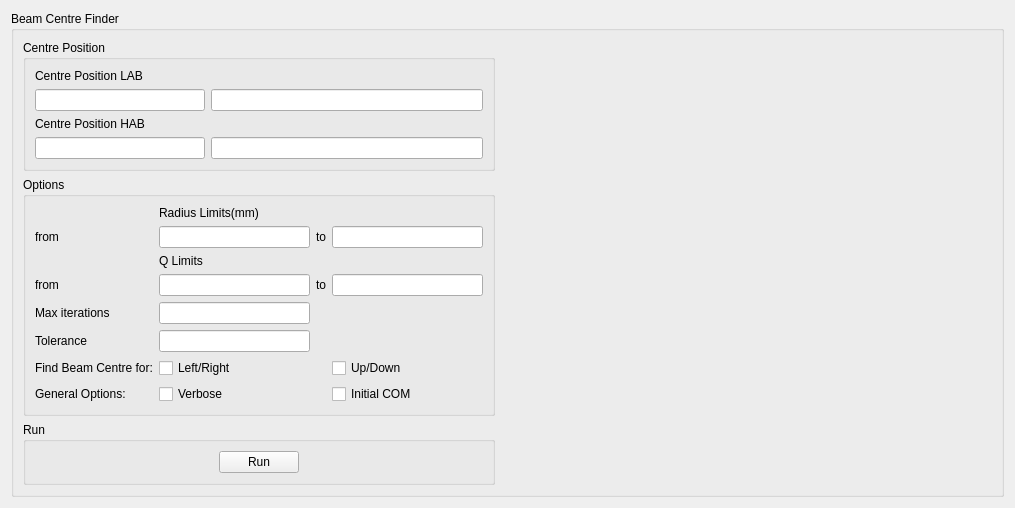
Qt form scripts/Interface/ui/sans_isis/beam_centre.ui (mantidproject/mantid) before a commit.
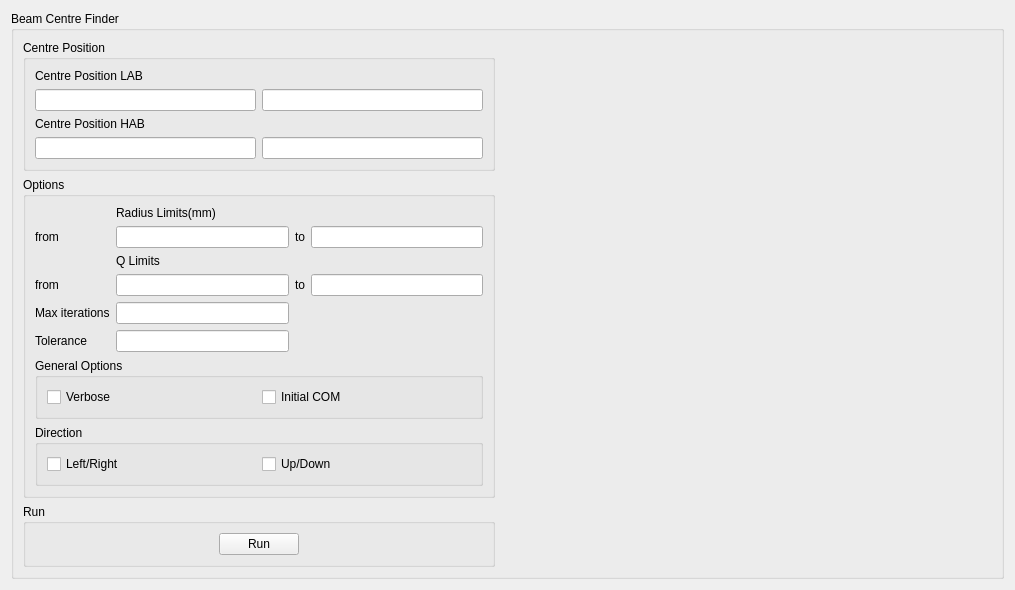
The same form after that commit.

Commit message: Re #21338 Improved tool tips

What changed in the file:
```diff
--- a/scripts/Interface/ui/sans_isis/beam_centre.ui
+++ b/scripts/Interface/ui/sans_isis/beam_centre.ui
@@ -7,7 +7,7 @@
     <x>0</x>
     <y>0</y>
     <width>1015</width>
-    <height>457</height>
+    <height>527</height>
    </rect>
   </property>
   <property name="windowTitle">
@@ -19,7 +19,7 @@
      <property name="title">
       <string>Beam Centre Finder</string>
      </property>
-     <layout class="QGridLayout" name="gridLayout_4">
+     <layout class="QGridLayout" name="gridLayout">
       <item row="0" column="0">
        <widget class="QGroupBox" name="groupBox_3">
         <property name="toolTip">
@@ -28,37 +28,37 @@
         <property name="title">
          <string>Centre Position</string>
         </property>
-        <layout class="QGridLayout" name="gridLayout">
-         <item row="3" column="0" colspan="4">
-          <widget class="QLineEdit" name="hab_pos_1_line_edit"/>
-         </item>
-         <item row="1" column="0" colspan="4">
-          <widget class="QLineEdit" name="lab_pos_1_line_edit"/>
-         </item>
-         <item row="0" column="0" colspan="2">
+        <layout class="QGridLayout" name="gridLayout_4">
+         <item row="0" column="0">
           <widget class="QLabel" name="lab_centre_label">
            <property name="text">
             <string>Centre Position LAB</string>
            </property>
           </widget>
          </item>
-         <item row="1" column="4">
+         <item row="1" column="0">
+          <widget class="QLineEdit" name="lab_pos_1_line_edit"/>
+         </item>
+         <item row="1" column="1">
           <widget class="QLineEdit" name="lab_pos_2_line_edit"/>
          </item>
-         <item row="3" column="4">
-          <widget class="QLineEdit" name="hab_pos_2_line_edit"/>
-         </item>
-         <item row="2" column="0" colspan="2">
+         <item row="2" column="0">
           <widget class="QLabel" name="hab_centre_label">
            <property name="text">
             <string>Centre Position HAB</string>
            </property>
           </widget>
          </item>
+         <item row="3" column="0">
+          <widget class="QLineEdit" name="hab_pos_1_line_edit"/>
+         </item>
+         <item row="3" column="1">
+          <widget class="QLineEdit" name="hab_pos_2_line_edit"/>
+         </item>
         </layout>
        </widget>
       </item>
-      <item row="0" column="1" rowspan="4">
+      <item row="0" column="1" rowspan="3">
        <widget class="QWidget" name="log_widget" native="true">
         <property name="minimumSize">
          <size>
@@ -73,123 +73,70 @@
         <property name="title">
          <string>Options</string>
         </property>
-        <layout class="QGridLayout" name="gridLayout_2">
-         <item row="1" column="2">
-          <widget class="QLabel" name="label_9">
-           <property name="text">
-            <string>to</string>
-           </property>
-          </widget>
-         </item>
-         <item row="0" column="1">
-          <widget class="QLabel" name="label_8">
-           <property name="toolTip">
-            <string>&lt;html&gt;&lt;head/&gt;&lt;body&gt;&lt;p&gt;The radius limits which will be considered when finding the beam centre.&lt;/p&gt;&lt;/body&gt;&lt;/html&gt;</string>
-           </property>
-           <property name="text">
-            <string>Radius Limits(mm)</string>
-           </property>
-          </widget>
-         </item>
-         <item row="1" column="0">
-          <widget class="QLabel" name="label_7">
-           <property name="text">
-            <string>from</string>
-           </property>
-          </widget>
-         </item>
-         <item row="1" column="1">
-          <widget class="QLineEdit" name="r_min_line_edit"/>
-         </item>
-         <item row="1" column="3">
-          <widget class="QLineEdit" name="r_max_line_edit"/>
-         </item>
-         <item row="6" column="0">
-          <widget class="QLabel" name="label_6">
-           <property name="toolTip">
-            <string>&lt;html&gt;&lt;head/&gt;&lt;body&gt;&lt;p&gt;Controls which directions the beam centre will be for.&lt;/p&gt;&lt;/body&gt;&lt;/html&gt;</string>
-           </property>
-           <property name="text">
-            <string>Find Beam Centre for:</string>
-           </property>
-          </widget>
-         </item>
-         <item row="4" column="1">
-          <widget class="QLineEdit" name="max_iterations_line_edit">
-           <property name="toolTip">
-            <string>&lt;html&gt;&lt;head/&gt;&lt;body&gt;&lt;p&gt;The maximum number of iterations the algorithm will perform.&lt;/p&gt;&lt;/body&gt;&lt;/html&gt;</string>
-           </property>
-          </widget>
-         </item>
-         <item row="4" column="0">
+        <layout class="QGridLayout" name="gridLayout_3">
+         <item row="7" column="0" colspan="2">
           <widget class="QLabel" name="label_10">
            <property name="text">
             <string>Max iterations</string>
            </property>
           </widget>
          </item>
-         <item row="5" column="1">
+         <item row="8" column="2">
           <widget class="QLineEdit" name="tolerance_line_edit">
            <property name="toolTip">
             <string>&lt;html&gt;&lt;head/&gt;&lt;body&gt;&lt;p&gt;This is the minimum step size below which the algorithm will decide it has converged.&lt;/p&gt;&lt;/body&gt;&lt;/html&gt;</string>
            </property>
           </widget>
          </item>
-         <item row="5" column="0">
+         <item row="7" column="2">
+          <widget class="QLineEdit" name="max_iterations_line_edit">
+           <property name="toolTip">
+            <string>&lt;html&gt;&lt;head/&gt;&lt;body&gt;&lt;p&gt;The maximum number of iterations the algorithm will perform.&lt;/p&gt;&lt;/body&gt;&lt;/html&gt;</string>
+           </property>
+          </widget>
+         </item>
+         <item row="5" column="4">
+          <widget class="QLineEdit" name="q_max_line_edit"/>
+         </item>
+         <item row="8" column="0">
           <widget class="QLabel" name="label_11">
            <property name="text">
             <string>Tolerance</string>
            </property>
           </widget>
          </item>
-         <item row="6" column="1">
-          <widget class="QCheckBox" name="left_right_check_box">
-           <property name="text">
-            <string>Left/Right</string>
-           </property>
-          </widget>
-         </item>
-         <item row="6" column="3">
-          <widget class="QCheckBox" name="up_down_check_box">
-           <property name="text">
-            <string>Up/Down</string>
-           </property>
-          </widget>
-         </item>
-         <item row="7" column="1">
-          <widget class="QCheckBox" name="verbose_check_box">
-           <property name="toolTip">
-            <string>&lt;html&gt;&lt;head/&gt;&lt;body&gt;&lt;p&gt;If true the quartile workspaces from each iteration will be saved.&lt;/p&gt;&lt;/body&gt;&lt;/html&gt;</string>
-           </property>
-           <property name="text">
-            <string>Verbose</string>
-           </property>
-          </widget>
-         </item>
-         <item row="3" column="1">
-          <widget class="QLineEdit" name="q_min_line_edit"/>
-         </item>
-         <item row="7" column="3">
-          <widget class="QCheckBox" name="COM_check_box">
-           <property name="toolTip">
-            <string>&lt;html&gt;&lt;head/&gt;&lt;body&gt;&lt;p&gt;Option which controls whether the initial position is taken as the current centre position or determined from a centre of mass analysis of the scatter workspace.&lt;/p&gt;&lt;/body&gt;&lt;/html&gt;</string>
-           </property>
-           <property name="text">
-            <string>Initial COM</string>
-           </property>
-          </widget>
-         </item>
-         <item row="3" column="3">
-          <widget class="QLineEdit" name="q_max_line_edit"/>
-         </item>
-         <item row="3" column="2">
+         <item row="5" column="3">
           <widget class="QLabel" name="label">
            <property name="text">
             <string>to</string>
            </property>
           </widget>
          </item>
-         <item row="2" column="1">
+         <item row="2" column="3">
+          <widget class="QLabel" name="label_9">
+           <property name="text">
+            <string>to</string>
+           </property>
+          </widget>
+         </item>
+         <item row="2" column="0">
+          <widget class="QLabel" name="label_7">
+           <property name="text">
+            <string>from</string>
+           </property>
+          </widget>
+         </item>
+         <item row="5" column="0">
+          <widget class="QLabel" name="label_3">
+           <property name="text">
+            <string>from</string>
+           </property>
+          </widget>
+         </item>
+         <item row="2" column="4">
+          <widget class="QLineEdit" name="r_max_line_edit"/>
+         </item>
+         <item row="3" column="2">
           <widget class="QLabel" name="label_2">
            <property name="toolTip">
             <string>&lt;html&gt;&lt;head/&gt;&lt;body&gt;&lt;p&gt;The Q range which will be considered when finding the beam centre.&lt;/p&gt;&lt;/body&gt;&lt;/html&gt;</string>
@@ -199,18 +146,81 @@
            </property>
           </widget>
          </item>
-         <item row="3" column="0">
-          <widget class="QLabel" name="label_3">
+         <item row="1" column="2">
+          <widget class="QLabel" name="label_8">
+           <property name="toolTip">
+            <string>&lt;html&gt;&lt;head/&gt;&lt;body&gt;&lt;p&gt;The radius limits which will be considered when finding the beam centre.&lt;/p&gt;&lt;/body&gt;&lt;/html&gt;</string>
+           </property>
            <property name="text">
-            <string>from</string>
+            <string>Radius Limits(mm)</string>
            </property>
           </widget>
          </item>
-         <item row="7" column="0">
-          <widget class="QLabel" name="label_4">
-           <property name="text">
-            <string>General Options:</string>
+         <item row="5" column="2">
+          <widget class="QLineEdit" name="q_min_line_edit"/>
+         </item>
+         <item row="11" column="0" colspan="5">
+          <widget class="QGroupBox" name="groupBox_6">
+           <property name="title">
+            <string>General Options</string>
            </property>
+           <layout class="QHBoxLayout" name="horizontalLayout">
+            <item>
+             <widget class="QCheckBox" name="verbose_check_box">
+              <property name="toolTip">
+               <string>&lt;html&gt;&lt;head/&gt;&lt;body&gt;&lt;p&gt;If true the reduced quartile workspaces from each iteration will be output to the ADS.&lt;/p&gt;&lt;/body&gt;&lt;/html&gt;</string>
+              </property>
+              <property name="text">
+               <string>Verbose</string>
+              </property>
+             </widget>
+            </item>
+            <item>
+             <widget class="QCheckBox" name="COM_check_box">
+              <property name="toolTip">
+               <string>&lt;html&gt;&lt;head/&gt;&lt;body&gt;&lt;p&gt;Option which controls whether the initial position is taken as the current centre position or determined from a centre of mass analysis of the scatter workspace.&lt;/p&gt;&lt;/body&gt;&lt;/html&gt;</string>
+              </property>
+              <property name="text">
+               <string>Initial COM</string>
+              </property>
+             </widget>
+            </item>
+           </layout>
+          </widget>
+         </item>
+         <item row="2" column="2">
+          <widget class="QLineEdit" name="r_min_line_edit"/>
+         </item>
+         <item row="13" column="0" colspan="5">
+          <widget class="QGroupBox" name="groupBox">
+           <property name="toolTip">
+            <string>&lt;html&gt;&lt;head/&gt;&lt;body&gt;&lt;p&gt;Controls in which directions the algorithm will search for the beam centre.&lt;/p&gt;&lt;/body&gt;&lt;/html&gt;</string>
+           </property>
+           <property name="title">
+            <string>Direction</string>
+           </property>
+           <layout class="QHBoxLayout" name="horizontalLayout_2">
+            <item>
+             <widget class="QCheckBox" name="left_right_check_box">
+              <property name="toolTip">
+               <string>&lt;html&gt;&lt;head/&gt;&lt;body&gt;&lt;p&gt;&lt;br/&gt;&lt;/p&gt;&lt;/body&gt;&lt;/html&gt;</string>
+              </property>
+              <property name="text">
+               <string>Left/Right</string>
+              </property>
+             </widget>
+            </item>
+            <item>
+             <widget class="QCheckBox" name="up_down_check_box">
+              <property name="toolTip">
+               <string>&lt;html&gt;&lt;head/&gt;&lt;body&gt;&lt;p&gt;&lt;br/&gt;&lt;/p&gt;&lt;/body&gt;&lt;/html&gt;</string>
+              </property>
+              <property name="text">
+               <string>Up/Down</string>
+              </property>
+             </widget>
+            </item>
+           </layout>
           </widget>
          </item>
         </layout>
@@ -221,9 +231,9 @@
         <property name="title">
          <string>Run</string>
         </property>
-        <layout class="QGridLayout" name="gridLayout_3">
-         <item row="0" column="2">
-          <spacer name="horizontalSpacer_3">
+        <layout class="QGridLayout" name="gridLayout_5">
+         <item row="0" column="0">
+          <spacer name="horizontalSpacer">
            <property name="orientation">
             <enum>Qt::Horizontal</enum>
            </property>
@@ -242,8 +252,8 @@
            </property>
           </widget>
          </item>
-         <item row="0" column="0">
-          <spacer name="horizontalSpacer">
+         <item row="0" column="2">
+          <spacer name="horizontalSpacer_3">
            <property name="orientation">
             <enum>Qt::Horizontal</enum>
            </property>
```
Left out of the diff: 2 changed lines with no effect on the pictures. The commit also changes 1 other file.
